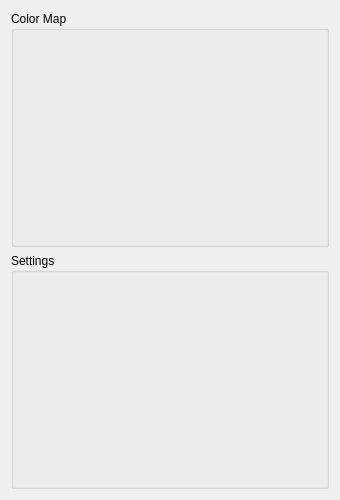
Qt form smoke/view/streamlinestab.ui (bvanloon/Scientific-Visualization) before a commit.
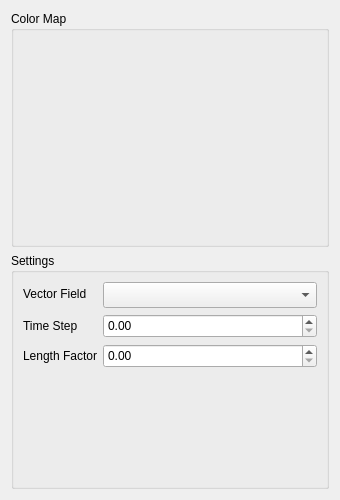
The same form after that commit. Custom widgets are drawn as their Qt base class.

Commit message: Added UI elements for the configuration of the stream lines.

The edit to the form file:
```diff
--- a/smoke/view/streamlinestab.ui
+++ b/smoke/view/streamlinestab.ui
@@ -37,6 +37,69 @@
      <property name="title">
       <string>Settings</string>
      </property>
+     <layout class="QVBoxLayout" name="verticalLayout_3">
+      <item>
+       <layout class="QFormLayout" name="formLayout">
+        <item row="0" column="0">
+         <widget class="QLabel" name="vectorFieldLabel">
+          <property name="text">
+           <string>Vector Field</string>
+          </property>
+         </widget>
+        </item>
+        <item row="0" column="1">
+         <widget class="QComboBox" name="vectorfieldSelector">
+          <property name="minimumSize">
+           <size>
+            <width>0</width>
+            <height>26</height>
+           </size>
+          </property>
+         </widget>
+        </item>
+        <item row="1" column="0">
+         <widget class="QLabel" name="timeStepLabel">
+          <property name="text">
+           <string>Time Step</string>
+          </property>
+         </widget>
+        </item>
+        <item row="1" column="1">
+         <widget class="QDoubleSpinBox" name="timeStepSelector">
+          <property name="minimumSize">
+           <size>
+            <width>0</width>
+            <height>24</height>
+           </size>
+          </property>
+         </widget>
+        </item>
+        <item row="2" column="0">
+         <widget class="QLabel" name="lengthFactorLabel">
+          <property name="text">
+           <string>Length Factor</string>
+          </property>
+         </widget>
+        </item>
+        <item row="2" column="1">
+         <widget class="QDoubleSpinBox" name="lengthFactorSelector">
+          <property name="minimumSize">
+           <size>
+            <width>0</width>
+            <height>24</height>
+           </size>
+          </property>
+          <property name="maximum">
+           <double>1.000000000000000</double>
+          </property>
+          <property name="singleStep">
+           <double>0.010000000000000</double>
+          </property>
+         </widget>
+        </item>
+       </layout>
+      </item>
+     </layout>
     </widget>
    </item>
   </layout>
```
